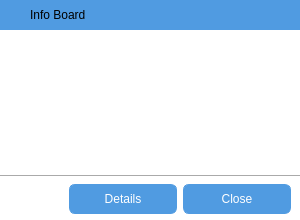
Above: InfoBoard.ui from RunnanZhang/MagicAssistant before the change. Below: the same form after it.
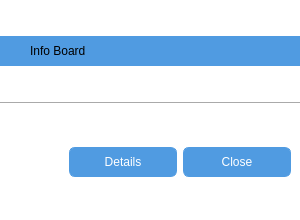
That is the form after the change. Icons and pictures are not drawn.

Diff of the .ui file:
```diff
--- a/InfoBoard.ui
+++ b/InfoBoard.ui
@@ -96,6 +96,12 @@
    </property>
    <item>
     <widget class="QWidget" name="titleBar" native="true">
+     <property name="sizePolicy">
+      <sizepolicy hsizetype="Preferred" vsizetype="Fixed">
+       <horstretch>0</horstretch>
+       <verstretch>0</verstretch>
+      </sizepolicy>
+     </property>
      <property name="minimumSize">
       <size>
        <width>0</width>
@@ -201,27 +207,7 @@
     </widget>
    </item>
    <item>
-    <widget class="QTextEdit" name="textEdit">
-     <property name="font">
-      <font>
-       <family>微软雅黑</family>
-       <pointsize>10</pointsize>
-      </font>
-     </property>
-     <property name="verticalScrollBarPolicy">
-      <enum>Qt::ScrollBarAlwaysOff</enum>
-     </property>
-     <property name="readOnly">
-      <bool>true</bool>
-     </property>
-     <property name="html">
-      <string>&lt;!DOCTYPE HTML PUBLIC &quot;-//W3C//DTD HTML 4.0//EN&quot; &quot;http://www.w3.org/TR/REC-html40/strict.dtd&quot;&gt;
-&lt;html&gt;&lt;head&gt;&lt;meta name=&quot;qrichtext&quot; content=&quot;1&quot; /&gt;&lt;style type=&quot;text/css&quot;&gt;
-p, li { white-space: pre-wrap; }
-&lt;/style&gt;&lt;/head&gt;&lt;body style=&quot; font-family:'微软雅黑'; font-size:10pt; font-weight:400; font-style:normal;&quot;&gt;
-&lt;p align=&quot;center&quot; style=&quot;-qt-paragraph-type:empty; margin-top:0px; margin-bottom:0px; margin-left:0px; margin-right:0px; -qt-block-indent:0; text-indent:0px; font-family:'SimSun'; font-size:9pt;&quot;&gt;&lt;br /&gt;&lt;/p&gt;&lt;/body&gt;&lt;/html&gt;</string>
-     </property>
-    </widget>
+    <layout class="QVBoxLayout" name="widgetLayout"/>
    </item>
    <item>
     <widget class="Line" name="line">
```
